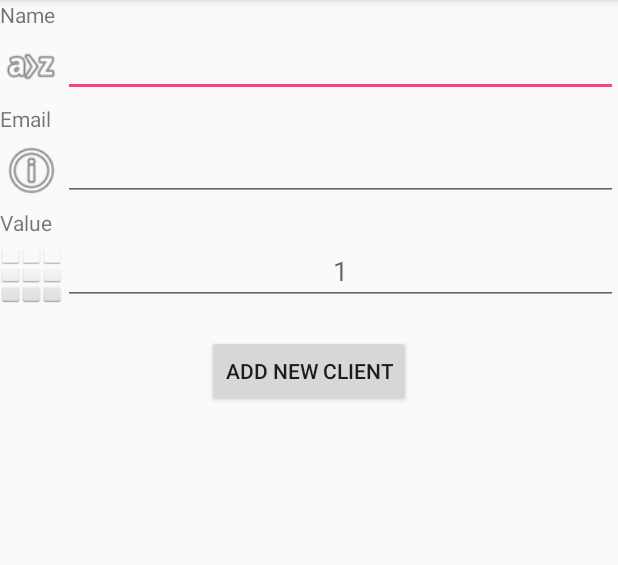
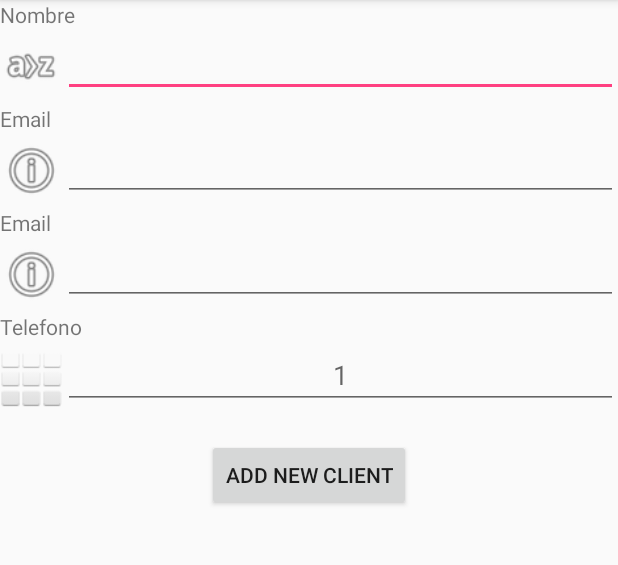
Before and after one commit to MiguelMarzo/AndroidPersonalProjectFrontEnd, an Android app: the AddActivity screen opened directly, with no data from a screen before it, on a phone screen of 412 x 824 dp, the part 84-649 px from its top. Run offline under Robolectric (Android 15) with nearby library versions, the phone set to English and light mode, and no system bars.

```diff
--- a/app/src/main/java/org/mig/frontend/AddActivity.java
+++ b/app/src/main/java/org/mig/frontend/AddActivity.java
@@ -13,7 +13,7 @@ import android.widget.Toast;
 public class AddActivity extends AppCompatActivity {
 
     private String contentUri = "content://org.mig.frontend.sqlprovider";
-    private EditText editTextNombre, editTextEmail, editTextDireccion;
+    private EditText editTextNombre, editTextEmail, editTextDireccion, editTextTelefono;
     private Button button;
     private boolean isUpdating = false;
     private Client client;
@@ -26,6 +26,7 @@ public class AddActivity extends AppCompatActivity {
         editTextNombre = (EditText) findViewById(R.id.editTextNombre);
         editTextEmail = (EditText) findViewById(R.id.editTextEmail);
         editTextDireccion = (EditText) findViewById(R.id.editTextDireccion);
+        editTextTelefono = (EditText) findViewById(R.id.editTextTelefono);
         button = (Button) findViewById(R.id.button);
 
         Bundle extras = getIntent().getExtras();
@@ -70,6 +71,7 @@ public class AddActivity extends AppCompatActivity {
 
         contentValues.put("nombre", String.valueOf(editTextNombre.getText()));
         contentValues.put("email", String.valueOf(editTextEmail.getText()));
+        contentValues.put("telefono", String.valueOf(editTextTelefono.getText()));
         contentValues.put("direccion", Integer.valueOf(String.valueOf(editTextDireccion.getText())));
 
 
--- a/app/src/main/java/org/mig/frontend/ClientManager.java
+++ b/app/src/main/java/org/mig/frontend/ClientManager.java
@@ -114,8 +114,8 @@ public class ClientManager {
 	 * @param client
 	 * @return
 	 */
-	public boolean updateClient(Client client) {
-		Call<Void> itemApiCall = clientApiClient.update(client);
+	public boolean updateClient(Integer id, Client client) {
+		Call<Void> itemApiCall = clientApiClient.update(id ,client);
 		boolean result = false;
 
 		try {
--- a/app/src/main/res/layout/activity_add.xml
+++ b/app/src/main/res/layout/activity_add.xml
@@ -15,13 +15,12 @@
         android:weightSum="1"
         tools:context="org.mig.frontend.activities.AddActivity">
 
+        <!--NOMBRE-->
         <TextView
             android:id="@+id/textView8"
             android:layout_width="match_parent"
             android:layout_height="wrap_content"
-            android:text="Name" />
-
-
+            android:text="Nombre" />
         <LinearLayout xmlns:android="http://schemas.android.com/apk/res/android"
             xmlns:app="http://schemas.android.com/apk/res-auto"
             xmlns:tools="http://schemas.android.com/tools"
@@ -31,13 +30,11 @@
             android:orientation="horizontal"
             android:weightSum="1"
             tools:context="org.mig.frontend.activities.AddActivity">
-
             <ImageView
                 android:id="@+id/imageView6"
                 android:layout_width="42dp"
                 android:layout_height="50dp"
                 app:srcCompat="@android:drawable/ic_menu_sort_alphabetically" />
-
             <EditText
                 android:id="@+id/editTextNombre"
                 android:layout_width="match_parent"
@@ -47,13 +44,12 @@
                 android:gravity="center" />
         </LinearLayout>
 
+        <!--EMAIL-->
         <TextView
             android:id="@+id/textViewEmail"
             android:layout_width="match_parent"
             android:layout_height="wrap_content"
             android:text="Email" />
-
-
         <LinearLayout xmlns:android="http://schemas.android.com/apk/res/android"
             xmlns:app="http://schemas.android.com/apk/res-auto"
             xmlns:tools="http://schemas.android.com/tools"
@@ -63,13 +59,11 @@
             android:orientation="horizontal"
             android:weightSum="1"
             tools:context="org.mig.frontend.activities.AddActivity">
-
             <ImageView
                 android:id="@+id/imageView7"
                 android:layout_width="42dp"
                 android:layout_height="50dp"
                 app:srcCompat="@android:drawable/ic_menu_info_details" />
-
             <EditText
                 android:id="@+id/editTextEmail"
                 android:layout_width="match_parent"
@@ -79,14 +73,12 @@
                 android:gravity="center" />
         </LinearLayout>
 
-
+        <!--DIRECCION-->
         <TextView
             android:id="@+id/textViewDireccion"
             android:layout_width="match_parent"
             android:layout_height="wrap_content"
-            android:text="Value" />
-
-
+            android:text="Email" />
         <LinearLayout xmlns:android="http://schemas.android.com/apk/res/android"
             xmlns:app="http://schemas.android.com/apk/res-auto"
             xmlns:tools="http://schemas.android.com/tools"
@@ -96,15 +88,42 @@
             android:orientation="horizontal"
             android:weightSum="1"
             tools:context="org.mig.frontend.activities.AddActivity">
+            <ImageView
+                android:id="@+id/imageView9"
+                android:layout_width="42dp"
+                android:layout_height="50dp"
+                app:srcCompat="@android:drawable/ic_menu_info_details" />
+            <EditText
+                android:id="@+id/editTextDireccion"
+                android:layout_width="match_parent"
+                android:layout_height="wrap_content"
+                android:ems="10"
+                android:inputType="text"
+                android:gravity="center" />
+        </LinearLayout>
 
+        <!--TELEFONO-->
+        <TextView
+            android:id="@+id/textViewTelefono"
+            android:layout_width="match_parent"
+            android:layout_height="wrap_content"
+            android:text="Telefono" />
+        <LinearLayout xmlns:android="http://schemas.android.com/apk/res/android"
+            xmlns:app="http://schemas.android.com/apk/res-auto"
+            xmlns:tools="http://schemas.android.com/tools"
+            android:layout_width="match_parent"
+            android:layout_height="wrap_content"
+            android:fitsSystemWindows="true"
+            android:orientation="horizontal"
+            android:weightSum="1"
+            tools:context="org.mig.frontend.activities.AddActivity">
             <ImageView
                 android:id="@+id/imageView8"
                 android:layout_width="42dp"
                 android:layout_height="50dp"
                 app:srcCompat="@android:drawable/ic_dialog_dialer" />
-
             <EditText
-                android:id="@+id/editTextDireccion"
+                android:id="@+id/editTextTelefono"
                 android:layout_width="match_parent"
                 android:layout_height="wrap_content"
                 android:ems="10"
@@ -113,7 +132,7 @@
                 android:inputType="number" />
         </LinearLayout>
 
-
+        <!--ADD BOTON-->
         <Button
             android:id="@+id/button"
             android:layout_width="wrap_content"
--- a/app/src/main/res/layout/activity_main.xml
+++ b/app/src/main/res/layout/activity_main.xml
@@ -30,7 +30,7 @@
         </android.support.v4.widget.SwipeRefreshLayout>
 
         <android.support.design.widget.FloatingActionButton
-            android:id="@+id/fab"
+            android:id="@+id/add"
             android:layout_width="wrap_content"
             android:layout_height="wrap_content"
             android:layout_gravity="end|bottom"
```
Also changed, not shown: app/src/main/java/org/mig/frontend/ClientApiClient.java (+5 -5 lines), app/src/main/java/org/mig/frontend/DatabaseContentProvider.java (+11 -7 lines), app/src/main/java/org/mig/frontend/DbAdapter.java (+25 -11 lines), app/src/main/java/org/mig/frontend/MainActivity.java (+5 -4 lines), app/src/main/java/org/mig/frontend/SyncAdapter.java (+13 -12 lines).
